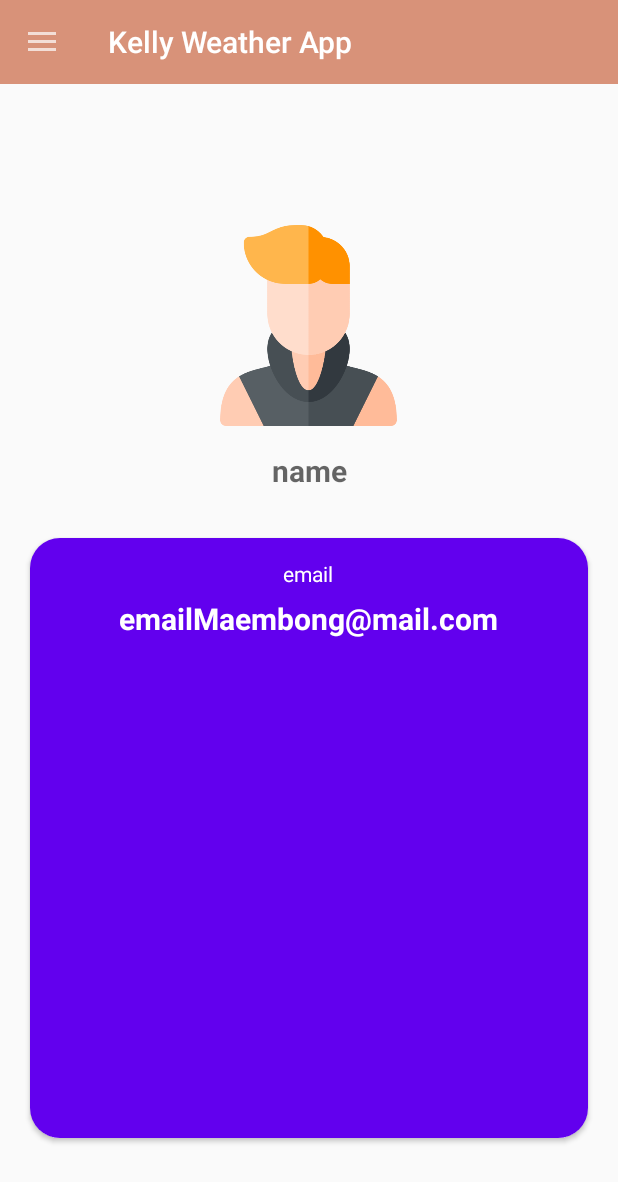
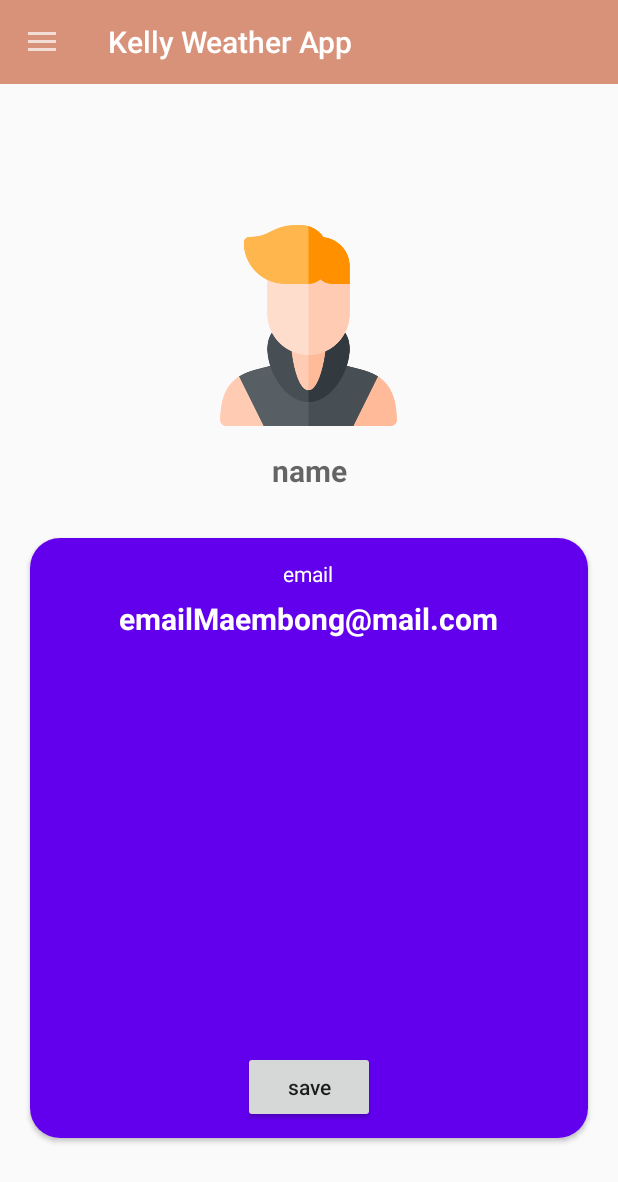
Before and after one commit to njbsb/kellyweatherapp, an Android app: the fragment ProfileFragment placed in its activity, on a phone screen of 412 x 824 dp. Shown: the top 1182 px of the screen. Run offline under Robolectric (Android 15) with nearby library versions, the light colour scheme and no system bars; our stand-ins replace Firebase (no records; nobody signed in at launch, a user with empty details on screens opened directly), Picasso; pictures from the network do not load; 3 statements that could not run were skipped.

Commit message:
updated Planner

```diff
--- a/app/src/main/java/com/fyp/kellyweatherapp/fragment/HomeFragment.java
+++ b/app/src/main/java/com/fyp/kellyweatherapp/fragment/HomeFragment.java
@@ -91,12 +91,12 @@ public class HomeFragment extends Fragment implements View.OnClickListener {
 //        shortToast("alldata size: " + alldata.size());
         if(PrefConfig.loadWeatherData(getContext()) == null
                 || PrefConfig.loadCurrentWeatherData(getContext()) == null) {
-            shortToast("pref is null");
+            shortToast("No data in local storage");
             Log.d(TAG, "onCreateView: PrefConfig WD and CWD is null");
             getAPIdata();
         }
         else {
-            shortToast("pref is not null");
+            shortToast("Showing data from local storage");
             Log.d(TAG, "onCreateView: PrefConfig WD and CWD are not null");
             Date date_today = Calendar.getInstance().getTime();
             Date date_inPref = PrefConfig.loadWeatherData(getContext()).getDaily().get(0).getDateasDate();
@@ -239,6 +239,7 @@ public class HomeFragment extends Fragment implements View.OnClickListener {
                 getAPIdata();
                 enableUI();
                 progressbarHome.setVisibility(View.INVISIBLE);
+                shortToast("Weather data refreshed");
                 break;
         }
     }
--- a/app/src/main/java/com/fyp/kellyweatherapp/fragment/ProfileFragment.java
+++ b/app/src/main/java/com/fyp/kellyweatherapp/fragment/ProfileFragment.java
@@ -6,6 +6,7 @@ import android.util.Log;
 import android.view.LayoutInflater;
 import android.view.View;
 import android.view.ViewGroup;
+import android.widget.Button;
 import android.widget.ImageView;
 import android.widget.TextView;
 import android.widget.Toast;
@@ -26,10 +27,11 @@ import com.google.gson.Gson;
 
 import java.util.Objects;
 
-public class ProfileFragment extends Fragment {
+public class ProfileFragment extends Fragment implements View.OnClickListener {
     private User user;
     private ImageView icon;
     private TextView textName, textEmail;
+    private Button saveButton;
 
     @SuppressLint("ShowToast")
     @Nullable
@@ -39,7 +41,8 @@ public class ProfileFragment extends Fragment {
         icon = view.findViewById(R.id.profileIcon);
         textName = view.findViewById(R.id.txt_profilename);
         textEmail = view.findViewById(R.id.txt_profileemail);
-
+        saveButton = view.findViewById(R.id.btn_saveProfile);
+        saveButton.setOnClickListener(this);
         user = PrefConfig.loadUser(Objects.requireNonNull(getContext()));
         loadProfileUI(user);
         return view;
@@ -51,4 +54,10 @@ public class ProfileFragment extends Fragment {
     }
 
 
+    @Override
+    public void onClick(View v) {
+        if(v.getId() == R.id.btn_saveProfile) {
+
+        }
+    }
 }
--- a/app/src/main/res/layout/fragment_planner.xml
+++ b/app/src/main/res/layout/fragment_planner.xml
@@ -4,7 +4,8 @@
     xmlns:app="http://schemas.android.com/apk/res-auto"
     xmlns:tools="http://schemas.android.com/tools"
     android:layout_width="match_parent"
-    android:layout_height="match_parent">
+    android:layout_height="match_parent"
+    android:background="#a4a4a4">
 
 <!--    <TextView-->
 <!--        android:layout_marginTop="20dp"-->
--- a/app/src/main/res/layout/fragment_profile.xml
+++ b/app/src/main/res/layout/fragment_profile.xml
@@ -85,6 +85,16 @@
                 app:layout_constraintTop_toBottomOf="@+id/txt_mail"
                 app:layout_constraintVertical_bias="0.02" />
 
+            <Button
+                android:id="@+id/btn_saveProfile"
+                android:layout_width="wrap_content"
+                android:layout_height="wrap_content"
+                android:text="save"
+                android:textAllCaps="false"
+                app:layout_constraintBottom_toBottomOf="parent"
+                app:layout_constraintEnd_toEndOf="parent"
+                app:layout_constraintStart_toStartOf="parent" />
+
         </androidx.constraintlayout.widget.ConstraintLayout>
 </androidx.cardview.widget.CardView>
 </androidx.constraintlayout.widget.ConstraintLayout>
```
Also changed, not shown: app/src/main/java/com/fyp/kellyweatherapp/adapter/PlannerAdapter.java (+16 -5 lines), app/src/main/java/com/fyp/kellyweatherapp/model/Notes.java (+7 -9 lines).
